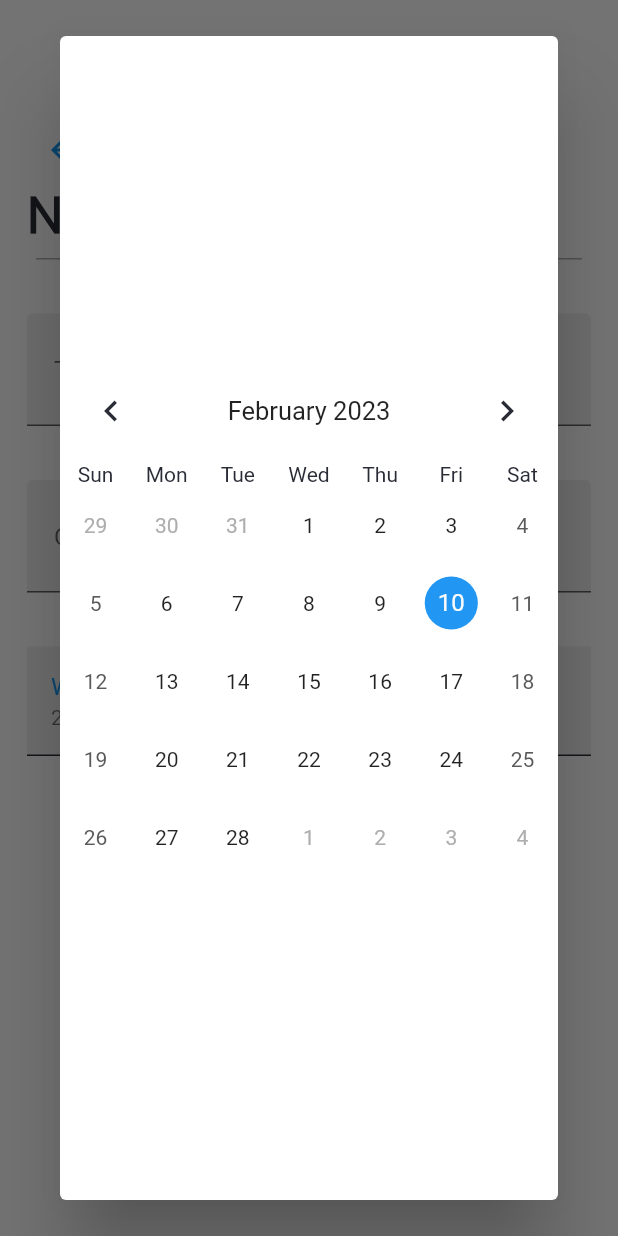
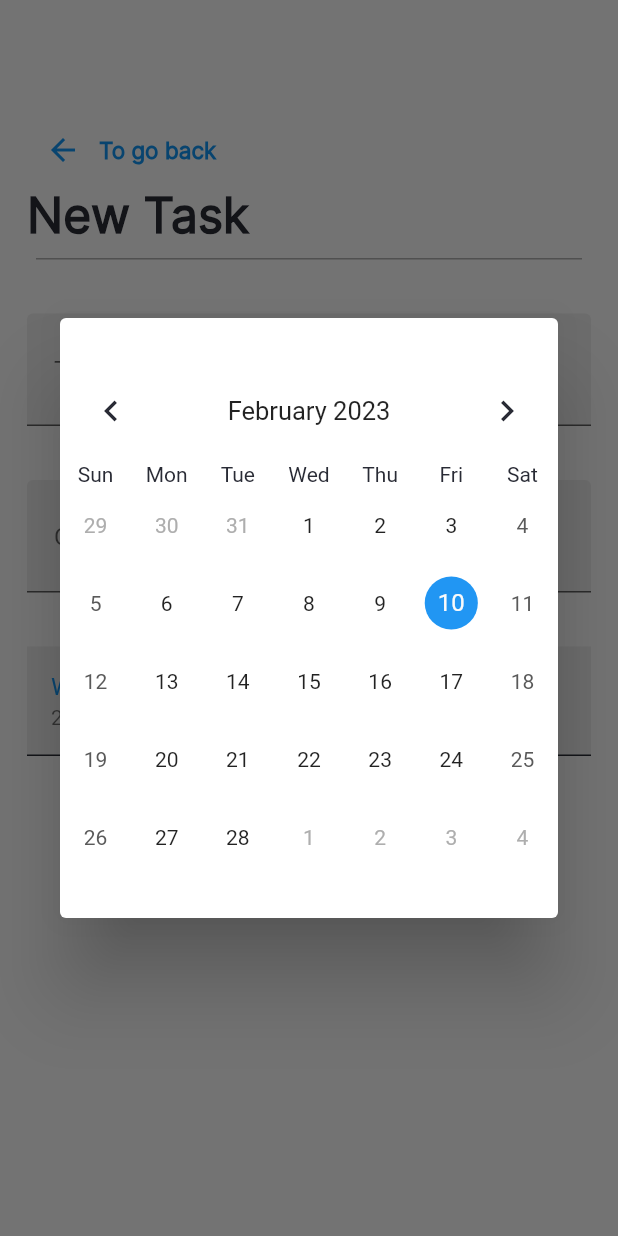
Before and after one commit to SupriyaVaniM/todo_applaudo, a Flutter app: the AddTaskPage screen opened directly, after a tap on the "calendar today" icon, on a phone screen of 412 x 824 dp. Run offline on Flutter 3.47's test engine with Material 2 defaults, Android fonts, the phone set to English and light mode, and no system bars; drawn by our look-alikes of table_calendar; our stand-ins replace dio, flutter_bloc; network calls fail.

Commit message:
calender size updated

```diff
--- a/lib/ui/views/add_task_page.dart
+++ b/lib/ui/views/add_task_page.dart
@@ -132,7 +132,9 @@ class _AddTaskPageState extends State<AddTaskPage> {
       );
 
   Widget _buildCalendar() {
-    return Center(
+    return Container(
+      height: 400,
+      child: Center(
         child: TableCalendar(
           headerStyle: const HeaderStyle(
               leftChevronIcon: Icon(
@@ -165,6 +167,7 @@ class _AddTaskPageState extends State<AddTaskPage> {
             color: Colors.blue,
           )),
         ),
+      ),
     );
   }
 }
--- a/lib/ui/views/home_page.dart
+++ b/lib/ui/views/home_page.dart
@@ -136,7 +136,9 @@ class _HomePageState extends State<HomePage> {
   }
 
   Widget _buildCalendar() {
-    return Center(
+    return Container(
+      height: 400,
+      child: Center(
         child: TableCalendar(
           headerStyle: const HeaderStyle(
               leftChevronIcon: Icon(
@@ -170,6 +172,7 @@ class _HomePageState extends State<HomePage> {
             color: Colors.blue,
           )),
         ),
+      ),
     );
   }
 }
```
Also changed, not shown: lib/ui/widgets/complete_task.dart (+8 -0 lines). Lines whose indentation alone changed are shown as unchanged.
